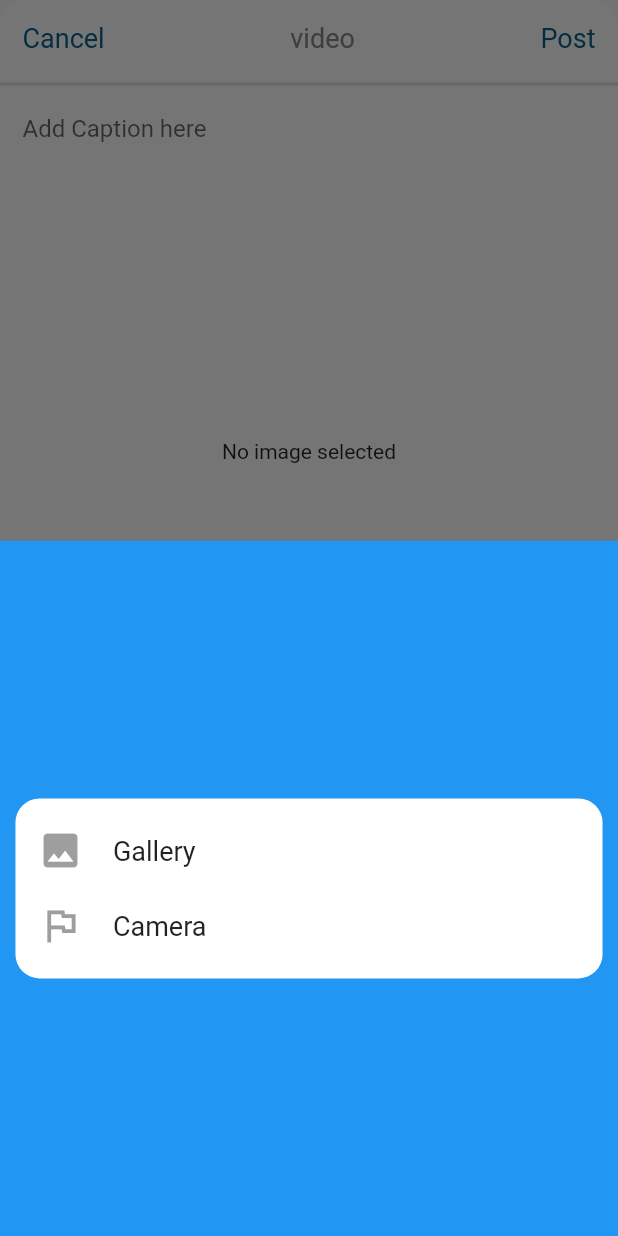
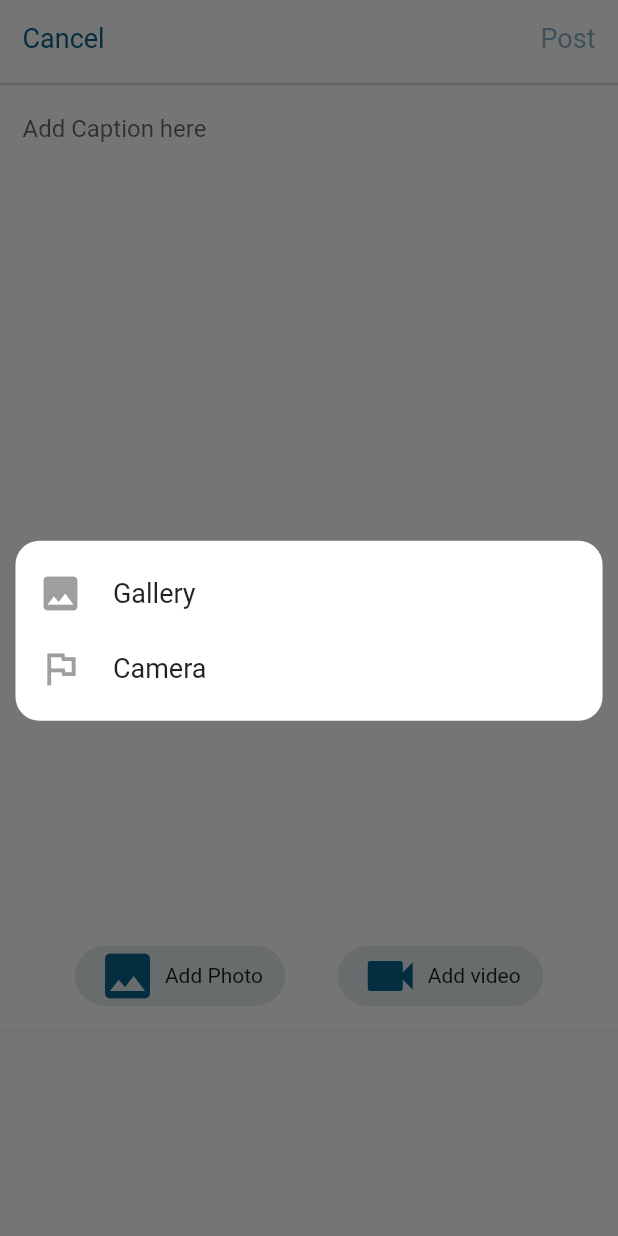
Before and after one commit to mohanedsayed/Graduation-Project101, a Flutter app: the CreatePost screen opened directly, after a tap on "Add Photo", on a phone screen of 412 x 824 dp. Run offline on Flutter 3.47's test engine with Material 2 defaults, Android fonts, the phone set to English and light mode, and no system bars; our stand-ins replace avatar_glow, flutter_feather_icons, flutter_speed_dial, flutter_tts, image_picker, speech_to_text.

Commit message:
working on changes

```diff
--- a/lib/widgets/createPost.dart
+++ b/lib/widgets/createPost.dart
@@ -1,4 +1,5 @@
 import 'dart:io';
+import 'dart:ui';
 
 import 'package:flutter/material.dart';
 import 'package:graduation_project101/constants/colors.dart';
@@ -48,6 +49,7 @@ class _CreatePostState extends State<CreatePost> {
             color: Colors.white,
             borderRadius: BorderRadius.vertical(top: Radius.circular(18)),
           ),
+          child: SingleChildScrollView(
             child: Column(
               mainAxisAlignment: MainAxisAlignment.start,
               children: [
@@ -70,15 +72,10 @@ class _CreatePostState extends State<CreatePost> {
                         ),
                         GestureDetector(
                           child: Text(
-                          'video',
-                          style:
-                              TextStyle(color: Color(0xFF888888), fontSize: 18),
-                        ),
-                      ),
-                      GestureDetector(
-                        child: Text(
                             'Post',
-                          style: TextStyle(color: primaryColor, fontSize: 18),
+                            style: TextStyle(
+                                color: primaryColor.withOpacity(.5),
+                                fontSize: 18),
                           ),
                         ),
                       ],
@@ -103,6 +100,7 @@ class _CreatePostState extends State<CreatePost> {
                       Column(
                     children: [
                       TextField(
+                        style: TextStyle(color: fadedTextColor),
                         cursorColor: Colors.black,
                         keyboardType: TextInputType.text,
                         decoration: new InputDecoration.collapsed(
@@ -112,7 +110,7 @@ class _CreatePostState extends State<CreatePost> {
                         height: size.height * .5,
                         child: pathChosen == false
                             ? Center(
-                              child: Text('No image selected'),
+                                child: Text(''),
                               )
                             : Image.file(
                                 File(imagePath),
@@ -127,17 +125,18 @@ class _CreatePostState extends State<CreatePost> {
                           GestureDetector(
                             onTap: () => showModalBottomSheet(
                               // barrierColor: Colors.transparent,
-                            backgroundColor: Colors.blue,
+                              backgroundColor: Colors.transparent,
                               context: context,
                               builder: (context) => Column(
-                              mainAxisAlignment: MainAxisAlignment.center,
                                 children: [
                                   // Spacer(),
                                   Container(
                                     decoration: BoxDecoration(
                                         color: Colors.white,
-                                      borderRadius: BorderRadius.circular(16)),
-                                  padding: EdgeInsets.symmetric(horizontal: 15),
+                                        borderRadius:
+                                            BorderRadius.circular(16)),
+                                    padding:
+                                        EdgeInsets.symmetric(horizontal: 15),
                                     height: 120,
                                     width: size.width * 0.95,
                                     child: Column(
@@ -268,8 +267,10 @@ class _CreatePostState extends State<CreatePost> {
                                   Container(
                                     decoration: BoxDecoration(
                                         color: Colors.white,
-                                      borderRadius: BorderRadius.circular(16)),
-                                  padding: EdgeInsets.symmetric(horizontal: 15),
+                                        borderRadius:
+                                            BorderRadius.circular(16)),
+                                    padding:
+                                        EdgeInsets.symmetric(horizontal: 15),
                                     height: 120,
                                     width: size.width * 0.95,
                                     child: Column(
@@ -382,6 +383,7 @@ class _CreatePostState extends State<CreatePost> {
             ),
           ),
         ),
+      ),
     );
   }
 }
--- a/lib/widgets/post_container.dart
+++ b/lib/widgets/post_container.dart
@@ -9,6 +9,7 @@ import 'comment_container.dart';
 class PostContainer extends StatelessWidget {
   final Function onAgreePressed;
   final Function onSharePressed;
+  final bool hidden = false;
 
   const PostContainer({
     Key key,
```
Also changed, not shown: lib/widgets/threeDots_container.dart (+11 -3 lines). Lines whose indentation alone changed are shown as unchanged.
